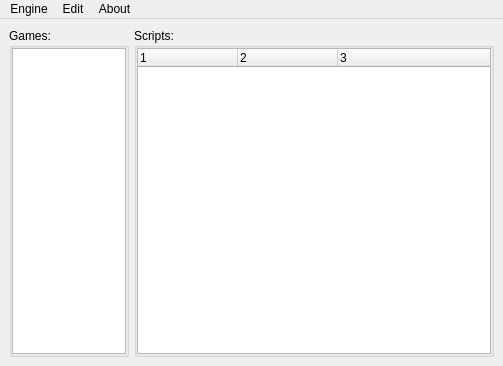
CodedRubyChan/LuaFrontend, file MainWindow.ui: the form before one commit.
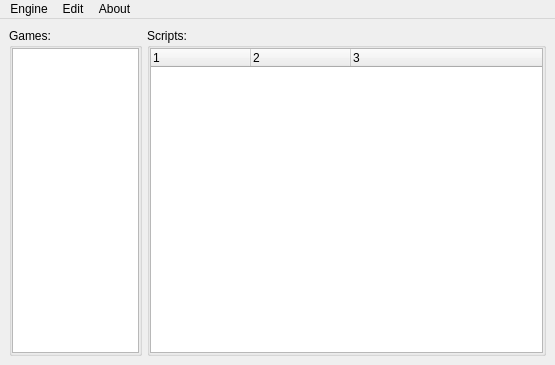
The form after the commit.

Commit message: Fix some bugs regarding the context menus.

Diff of the .ui file:
```diff
--- a/MainWindow.ui
+++ b/MainWindow.ui
@@ -6,10 +6,16 @@
    <rect>
     <x>0</x>
     <y>0</y>
-    <width>503</width>
-    <height>366</height>
+    <width>555</width>
+    <height>365</height>
    </rect>
   </property>
+  <property name="minimumSize">
+   <size>
+    <width>555</width>
+    <height>365</height>
+   </size>
+  </property>
   <property name="windowTitle">
    <string>LuaFrontend [v0.75 | BETA]</string>
   </property>
@@ -147,7 +153,7 @@
     <rect>
      <x>0</x>
      <y>0</y>
-     <width>503</width>
+     <width>555</width>
      <height>20</height>
     </rect>
    </property>
```
The commit also changes 2 other files.
